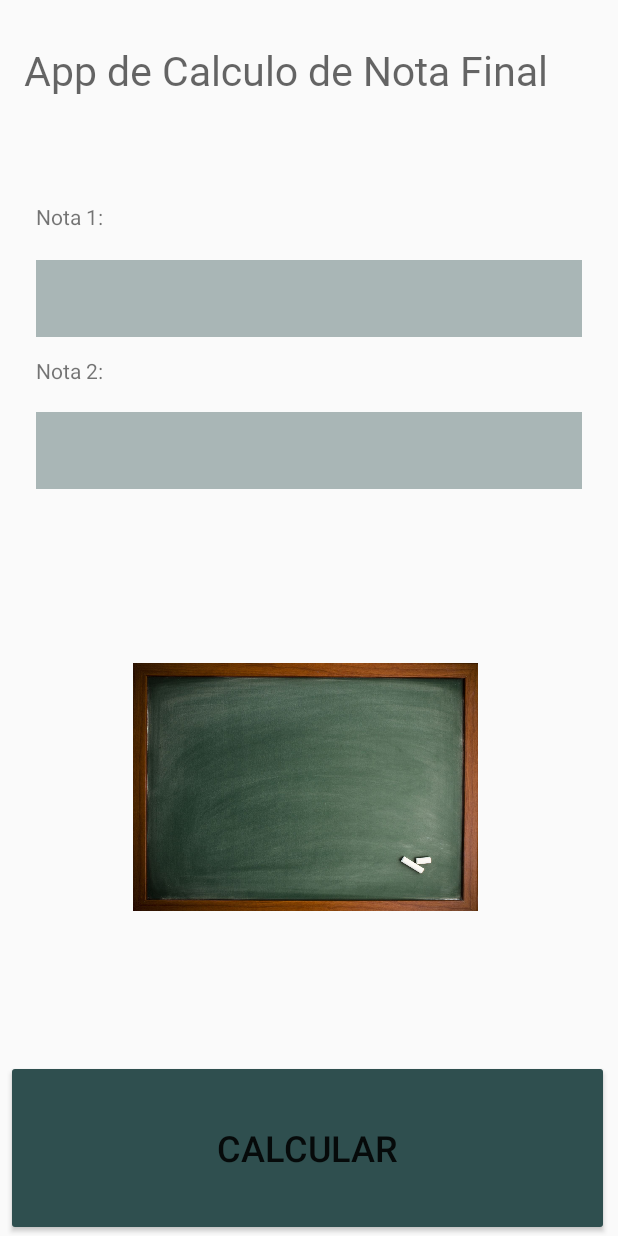
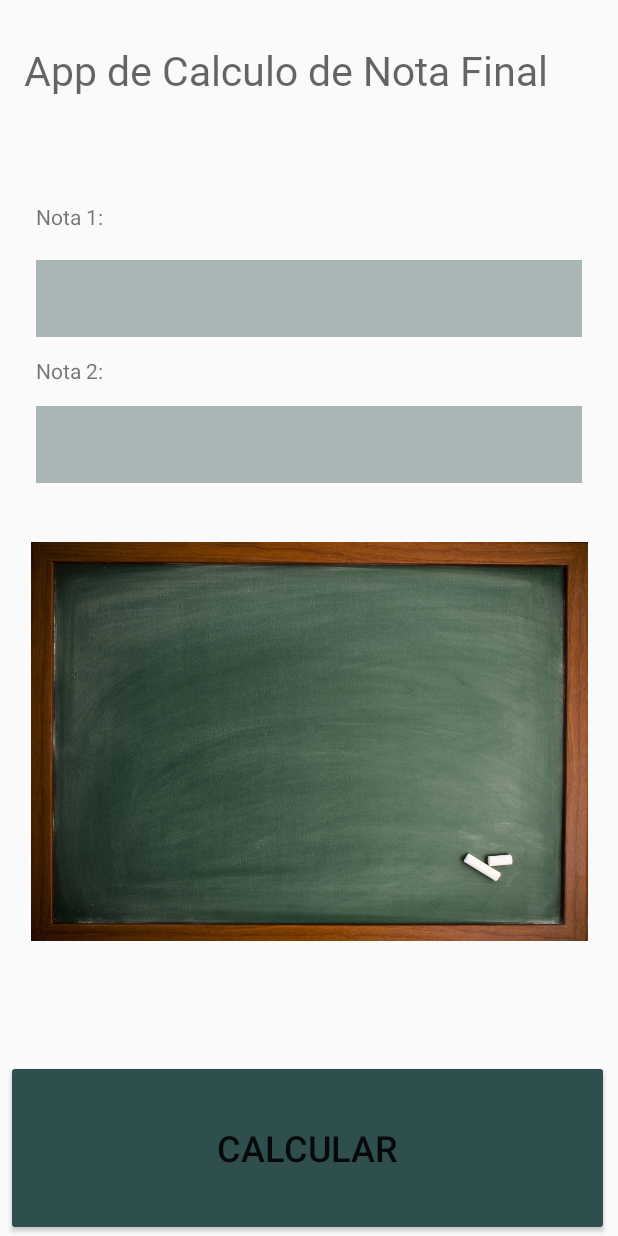
Before and after one commit to AdielFerreira/AppTeste, an Android app: the screen it shows after launch (MainActivity), on a phone screen of 412 x 824 dp. Run offline under Robolectric (Android 15) with nearby library versions, the phone set to English and light mode, and no system bars.

Commit message:
Alterando fontes e adicionando imageView ao projeto

```diff
--- a/app/src/main/java/com/example/appteste/MainActivity.kt
+++ b/app/src/main/java/com/example/appteste/MainActivity.kt
@@ -25,10 +25,10 @@ class MainActivity : AppCompatActivity() {
             val media = (nota1+nota2)/2
 
             if(media >= 6){
-                textViewResultado.setText("Aprovado arrombado!" +"\n" + media)
+                textViewResultado.setText("Você foi aprovado!"+"\n"+"Média: "+media+"\n"+"Parabéns :D")
                 textViewResultado.setTextColor(Color.GREEN)
             }else{
-                textViewResultado.setText("Reprovado filha da puta!" +"\n" + media)
+                textViewResultado.setText("Você foi reprovado!"+"\n"+"Média: "+media+"\n"+"Que pena :(")
                 textViewResultado.setTextColor(Color.RED)
             }
         }
--- a/app/src/main/res/layout/activity_main.xml
+++ b/app/src/main/res/layout/activity_main.xml
@@ -37,12 +37,13 @@
         android:layout_marginTop="8dp"
         android:layout_marginEnd="24dp"
         android:layout_marginRight="24dp"
+        android:layout_marginBottom="7dp"
         android:background="#652F4F4F"
         android:ems="10"
         android:inputType="number|numberDecimal"
         android:lineSpacingExtra="8sp"
         android:visibility="visible"
-        app:layout_constraintBottom_toTopOf="@+id/buttonCalcular"
+        app:layout_constraintBottom_toTopOf="@+id/imageView3"
         app:layout_constraintEnd_toEndOf="parent"
         app:layout_constraintStart_toStartOf="parent"
         app:layout_constraintTop_toBottomOf="@+id/textViewNotaDois"
@@ -99,7 +100,6 @@
         app:layout_constraintStart_toStartOf="parent" />
 
 
-
     <TextView
         android:id="@+id/textViewNotaFinalTitulo"
 
@@ -111,48 +111,51 @@
         android:layout_marginEnd="32dp"
         android:layout_marginRight="32dp"
         android:layout_marginBottom="59dp"
+        android:fontFamily="@font/sketch"
         android:text="App de Calculo de Nota Final"
         android:textAppearance="@style/TextAppearance.AppCompat.Display1"
-        android:fontFamily="@font/sketch"
         android:textSize="27dp"
         app:layout_constraintBottom_toTopOf="@+id/textViewNotaUm"
         app:layout_constraintEnd_toEndOf="parent"
         app:layout_constraintStart_toStartOf="parent"
         app:layout_constraintTop_toTopOf="parent" />
 
+    <ImageView
+        android:id="@+id/imageView3"
+        android:layout_width="371dp"
+        android:layout_height="274dp"
+        android:layout_marginStart="20dp"
+        android:layout_marginLeft="20dp"
+        android:layout_marginTop="380dp"
+        android:layout_marginEnd="20dp"
+        android:layout_marginRight="20dp"
+        android:layout_marginBottom="215dp"
+        app:layout_constraintBottom_toBottomOf="parent"
+        app:layout_constraintEnd_toEndOf="parent"
+        app:layout_constraintStart_toStartOf="parent"
+        app:layout_constraintTop_toTopOf="parent"
+        app:srcCompat="@drawable/quadronegro" />
+
     <TextView
 
         android:id="@+id/textViewResultado"
-        android:layout_width="228dp"
-        android:layout_height="228dp"
-        android:layout_marginStart="88dp"
-        android:layout_marginLeft="88dp"
-        android:layout_marginTop="16dp"
-        android:layout_marginRight="88dp"
-        android:layout_marginBottom="16dp"
+        android:layout_width="338dp"
+        android:layout_height="240dp"
+        android:layout_gravity="center_horizontal"
+        android:layout_marginStart="36dp"
+        android:layout_marginLeft="36dp"
+        android:layout_marginTop="398dp"
+        android:layout_marginEnd="37dp"
+        android:layout_marginRight="37dp"
+        android:layout_marginBottom="231dp"
         android:contentDescription="@string/app_name"
         android:text=""
+        android:textAlignment="center"
         android:textSize="36sp"
-        app:layout_constraintBottom_toTopOf="@+id/buttonCalcular"
-        app:layout_constraintHorizontal_bias="0.84"
-        app:layout_constraintLeft_toLeftOf="parent"
-        app:layout_constraintRight_toRightOf="parent"
+        app:layout_constraintBottom_toBottomOf="parent"
+        app:layout_constraintEnd_toEndOf="parent"
         app:layout_constraintStart_toStartOf="parent"
-        app:layout_constraintTop_toBottomOf="@+id/editTextNotaDois"
-        app:layout_constraintVertical_bias="0.614" />
+        app:layout_constraintTop_toTopOf="parent" />
 
-    <ImageView
-        android:id="@+id/imageView2"
-        android:layout_width="230dp"
-        android:layout_height="177dp"
-        android:layout_marginTop="110dp"
-        android:layout_marginBottom="99dp"
-        app:layout_constraintBottom_toTopOf="@+id/buttonCalcular"
-        app:layout_constraintEnd_toEndOf="parent"
-        app:layout_constraintHorizontal_bias="0.486"
-        app:layout_constraintStart_toStartOf="parent"
-        app:layout_constraintTop_toBottomOf="@+id/editTextNotaDois"
-        app:layout_constraintVertical_bias="0.0"
-        app:srcCompat="@drawable/quadronegro" />
 
 </androidx.constraintlayout.widget.ConstraintLayout>
```
